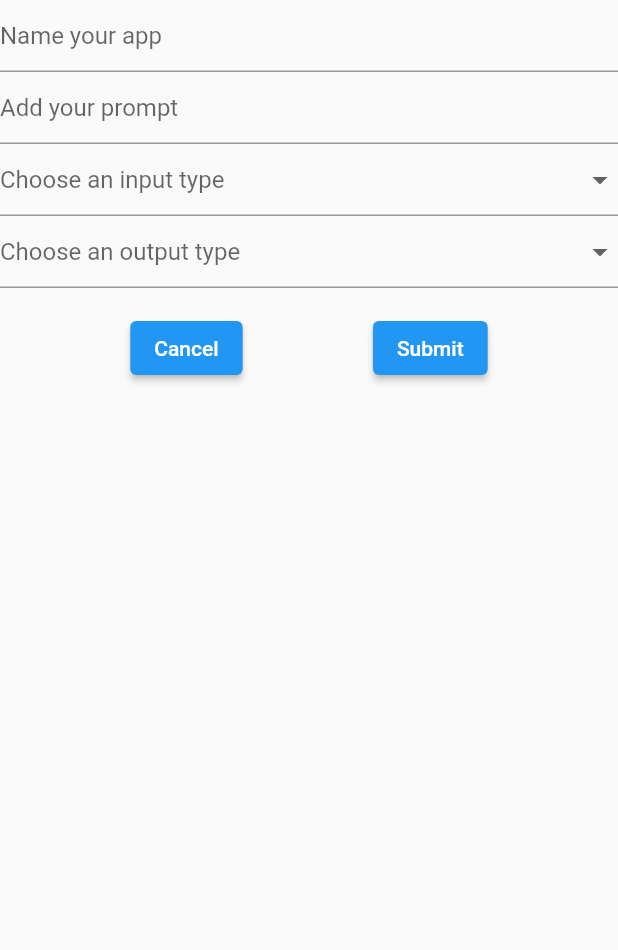
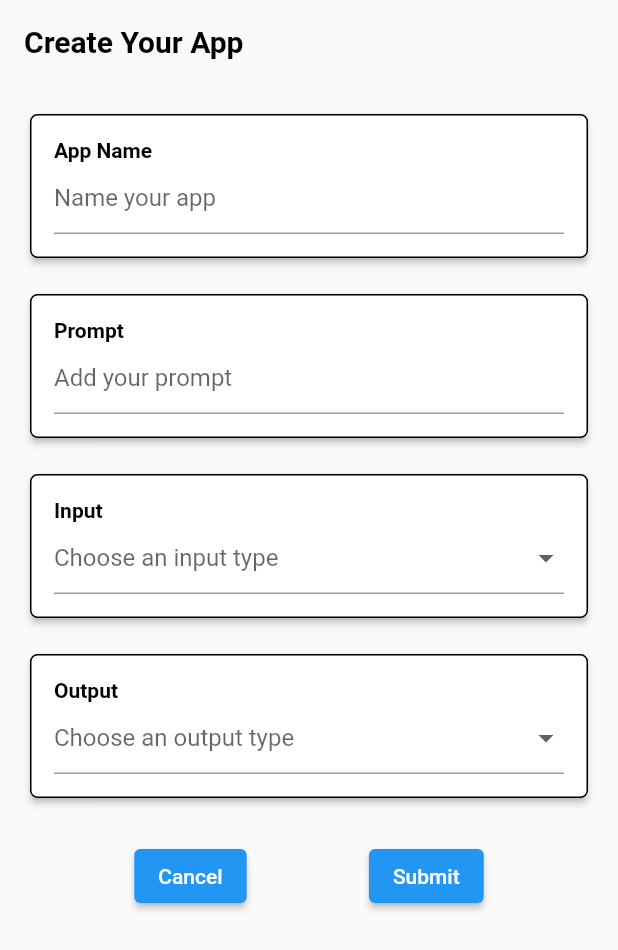
Before and after one commit to Kitenite/ai_flow_flutter, a Flutter app: the screen it shows after launch, after a tap on the "add" icon, on a phone screen of 412 x 824 dp. Shown: the top 950 px of the screen. Run offline on Flutter 3.47's test engine with Material 2 defaults, Android fonts, the phone set to English and light mode, and no system bars; our stand-ins replace camera, video_player.

Commit message:
Creation form UI

```diff
--- /dev/null
+++ b/lib/create_screen/create_applet_form.dart
@@ -0,0 +1,213 @@
+import 'package:flutter/material.dart';
+
+class CreateAppletForm extends StatefulWidget {
+  const CreateAppletForm({super.key});
+
+  @override
+  CreateAppletFormState createState() {
+    return CreateAppletFormState();
+  }
+}
+
+class CreateAppletFormState extends State<CreateAppletForm> {
+  final _formKey = GlobalKey<FormState>();
+
+  final _appletNameController = TextEditingController();
+  final _appletPromptController = TextEditingController();
+  String? _selectedInputType;
+  String? _selectedOutputType;
+  final List<String> _inputTypes = ['Text', 'Image', 'Audio'];
+  final List<String> _outputTypes = ['Text', 'Image', 'Audio'];
+
+  @override
+  Widget build(BuildContext context) {
+    return Form(
+      key: _formKey,
+      child: SingleChildScrollView(
+        child: Padding(
+          padding: const EdgeInsets.all(8.0),
+          child: Column(
+            crossAxisAlignment: CrossAxisAlignment.start,
+            children: [
+              AppletInputCard(
+                title: "App Name",
+                child: TextFormField(
+                  controller: _appletNameController,
+                  decoration: const InputDecoration(
+                    border: UnderlineInputBorder(),
+                    hintText: 'Name your app',
+                  ),
+                  validator: (value) {
+                    if (value == null || value.isEmpty) {
+                      return 'Please enter app name';
+                    }
+                    return null;
+                  },
+                ),
+              ),
+              AppletInputCard(
+                title: "Prompt",
+                child: TextFormField(
+                  controller: _appletPromptController,
+                  decoration: const InputDecoration(
+                    border: UnderlineInputBorder(),
+                    hintText: 'Add your prompt',
+                  ),
+                  validator: (value) {
+                    if (value == null || value.isEmpty) {
+                      return 'Please enter a prompt';
+                    }
+                    return null;
+                  },
+                ),
+              ),
+              AppletInputCard(
+                title: "Input",
+                child: DropdownButtonFormField(
+                  value: _selectedInputType,
+                  hint: const Text(
+                    'Choose an input type',
+                  ),
+                  isExpanded: true,
+                  onChanged: (String? value) {
+                    setState(() {
+                      _selectedInputType = value;
+                    });
+                  },
+                  onSaved: (value) {
+                    setState(() {
+                      _selectedInputType = value;
+                    });
+                  },
+                  validator: (String? value) {
+                    if (value == null || value.isEmpty) {
+                      return "Please choose an option";
+                    } else {
+                      return null;
+                    }
+                  },
+                  items: _inputTypes.map((String val) {
+                    return DropdownMenuItem(
+                      value: val,
+                      child: Text(
+                        val,
+                      ),
+                    );
+                  }).toList(),
+                ),
+              ),
+              AppletInputCard(
+                title: "Output",
+                child: DropdownButtonFormField(
+                  value: _selectedOutputType,
+                  hint: const Text(
+                    'Choose an output type',
+                  ),
+                  isExpanded: true,
+                  onChanged: (String? value) {
+                    setState(() {
+                      _selectedOutputType = value;
+                    });
+                  },
+                  onSaved: (value) {
+                    setState(() {
+                      _selectedOutputType = value;
+                    });
+                  },
+                  validator: (String? value) {
+                    if (value == null || value.isEmpty) {
+                      return "Please choose an option";
+                    } else {
+                      return null;
+                    }
+                  },
+                  items: _outputTypes.map((String val) {
+                    return DropdownMenuItem(
+                      value: val,
+                      child: Text(
+                        val,
+                      ),
+                    );
+                  }).toList(),
+                ),
+              ),
+              Row(
+                children: [
+                  const Spacer(),
+                  Padding(
+                    padding: const EdgeInsets.symmetric(vertical: 16.0),
+                    child: ElevatedButton(
+                      onPressed: () {
+                        Navigator.pop(context);
+                      },
+                      child: const Text('Cancel'),
+                    ),
+                  ),
+                  const Spacer(),
+                  Padding(
+                    padding: const EdgeInsets.symmetric(vertical: 16.0),
+                    child: ElevatedButton(
+                      onPressed: () {
+                        // Validate returns true if the form is valid, or false otherwise.
+                        if (_formKey.currentState!.validate()) {
+                          // Create app with all that information here
+                          ScaffoldMessenger.of(context).showSnackBar(
+                            const SnackBar(content: Text('Creating your app')),
+                          );
+                        }
+                      },
+                      child: const Text('Submit'),
+                    ),
+                  ),
+                  const Spacer(),
+                ],
+              )
+            ],
+          ),
+        ),
+      ),
+    );
+  }
+}
+
+class AppletInputCard extends StatelessWidget {
+  const AppletInputCard({Key? key, required this.title, required this.child})
+      : super(key: key);
+
+  final String title;
+  final Widget child;
+  @override
+  Widget build(BuildContext context) {
+    return Center(
+      child: Padding(
+        padding: const EdgeInsets.all(8.0),
+        child: Card(
+          elevation: 2,
+          shape: const RoundedRectangleBorder(
+            side: BorderSide(
+              color: Colors.black,
+            ),
+            borderRadius: BorderRadius.all(Radius.circular(5)),
+          ),
+          child: Container(
+            padding: const EdgeInsets.all(8),
+            margin: const EdgeInsets.all(8),
+            child: Column(children: [
+              Align(
+                alignment: Alignment.centerLeft,
+                child: Text(
+                  title,
+                  style: const TextStyle(
+                    color: Colors.black,
+                    fontWeight: FontWeight.bold,
+                  ),
+                ),
+              ),
+              child,
+            ]),
+          ),
+        ),
+      ),
+    );
+  }
+}
--- a/lib/create_screen/create_screen.dart
+++ b/lib/create_screen/create_screen.dart
@@ -1,3 +1,4 @@
+import 'package:ai_flow/create_screen/create_applet_form.dart';
 import 'package:flutter/material.dart';
 
 class CreateScreen extends StatefulWidget {
@@ -10,171 +11,22 @@ class CreateScreen extends StatefulWidget {
 class CreateScreenState extends State<CreateScreen> {
   @override
   Widget build(BuildContext context) {
-    return const Scaffold(
-      body: SafeArea(
+    return Scaffold(
+      appBar: AppBar(
+        title: const Text(
+          "Create Your App",
+          style: TextStyle(
+            color: Colors.black,
+            fontWeight: FontWeight.bold,
+          ),
+        ),
+        backgroundColor: Colors.transparent,
+        elevation: 0,
+        automaticallyImplyLeading: false,
+      ),
+      body: const SafeArea(
         child: CreateAppletForm(),
       ),
     );
   }
 }
-
-// Create a Form widget.
-class CreateAppletForm extends StatefulWidget {
-  const CreateAppletForm({super.key});
-
-  @override
-  CreateAppletFormState createState() {
-    return CreateAppletFormState();
-  }
-}
-
-// Create a corresponding State class.
-// This class holds data related to the form.
-class CreateAppletFormState extends State<CreateAppletForm> {
-  // Create a global key that uniquely identifies the Form widget
-  // and allows validation of the form.
-  //
-  // Note: This is a GlobalKey<FormState>,
-  // not a GlobalKey<MyCustomFormState>.
-  final _formKey = GlobalKey<FormState>();
-
-  final _appletNameController = TextEditingController();
-  final _appletPromptController = TextEditingController();
-  String? _selectedInputType;
-  String? _selectedOutputType;
-  final List<String> _inputTypes = ['Text', 'Image', 'Audio'];
-  final List<String> _outputTypes = ['Text', 'Image', 'Audio'];
-
-  @override
-  Widget build(BuildContext context) {
-    return Form(
-      key: _formKey,
-      child: Column(
-        crossAxisAlignment: CrossAxisAlignment.start,
-        children: [
-          TextFormField(
-            controller: _appletNameController,
-            decoration: const InputDecoration(
-              border: UnderlineInputBorder(),
-              hintText: 'Name your app',
-            ),
-            validator: (value) {
-              if (value == null || value.isEmpty) {
-                return 'Please enter app name';
-              }
-              return null;
-            },
-          ),
-          TextFormField(
-            controller: _appletPromptController,
-            decoration: const InputDecoration(
-              border: UnderlineInputBorder(),
-              hintText: 'Add your prompt',
-            ),
-            validator: (value) {
-              if (value == null || value.isEmpty) {
-                return 'Please enter a prompt';
-              }
-              return null;
-            },
-          ),
-          DropdownButtonFormField(
-            value: _selectedInputType,
-            hint: const Text(
-              'Choose an input type',
-            ),
-            isExpanded: true,
-            onChanged: (String? value) {
-              setState(() {
-                _selectedInputType = value;
-              });
-            },
-            onSaved: (value) {
-              setState(() {
-                _selectedInputType = value;
-              });
-            },
-            validator: (String? value) {
-              if (value == null || value.isEmpty) {
-                return "Please choose an option";
-              } else {
-                return null;
-              }
-            },
-            items: _inputTypes.map((String val) {
-              return DropdownMenuItem(
-                value: val,
-                child: Text(
-                  val,
-                ),
-              );
-            }).toList(),
-          ),
-          DropdownButtonFormField(
-            value: _selectedOutputType,
-            hint: const Text(
-              'Choose an output type',
-            ),
-            isExpanded: true,
-            onChanged: (String? value) {
-              setState(() {
-                _selectedOutputType = value;
-              });
-            },
-            onSaved: (value) {
-              setState(() {
-                _selectedOutputType = value;
-              });
-            },
-            validator: (String? value) {
-              if (value == null || value.isEmpty) {
-                return "Please choose an option";
-              } else {
-                return null;
-              }
-            },
-            items: _outputTypes.map((String val) {
-              return DropdownMenuItem(
-                value: val,
-                child: Text(
-                  val,
-                ),
-              );
-            }).toList(),
-          ),
-          Row(
-            children: [
-              Spacer(),
-              Padding(
-                padding: const EdgeInsets.symmetric(vertical: 16.0),
-                child: ElevatedButton(
-                  onPressed: () {
-                    Navigator.pop(context);
-                  },
-                  child: const Text('Cancel'),
-                ),
-              ),
-              Spacer(),
-              Padding(
-                padding: const EdgeInsets.symmetric(vertical: 16.0),
-                child: ElevatedButton(
-                  onPressed: () {
-                    // Validate returns true if the form is valid, or false otherwise.
-                    if (_formKey.currentState!.validate()) {
-                      // Create app with all that information here
-                      ScaffoldMessenger.of(context).showSnackBar(
-                        const SnackBar(content: Text('Creating your app')),
-                      );
-                    }
-                  },
-                  child: const Text('Submit'),
-                ),
-              ),
-              Spacer(),
-            ],
-          )
-        ],
-      ),
-    );
-  }
-}
--- a/lib/home_screen/applet_preview.dart
+++ b/lib/home_screen/applet_preview.dart
@@ -22,23 +22,13 @@ class AppletPreviewButton extends StatelessWidget {
             Expanded(
               child: FractionallySizedBox(
                 heightFactor: 0.65,
-                child: DecoratedBox(
-                  decoration: BoxDecoration(
-                    color: Colors.white,
-                    border: Border.all(
-                      width: 1.0,
+                child: Card(
+                  elevation: 2,
+                  shape: const RoundedRectangleBorder(
+                    side: BorderSide(
+                      color: Colors.black,
                     ),
-                    boxShadow: const [
-                      BoxShadow(
-                        color: Colors.black38,
-                        offset: Offset(0.0, 1.0),
-                        blurRadius: 1.0,
-                        spreadRadius: 1.0,
-                      ),
-                    ],
-                    borderRadius: const BorderRadius.all(
-                      Radius.circular(4),
-                    ),
+                    borderRadius: BorderRadius.all(Radius.circular(5)),
                   ),
                   child: FittedBox(
                     child: Container(
```
